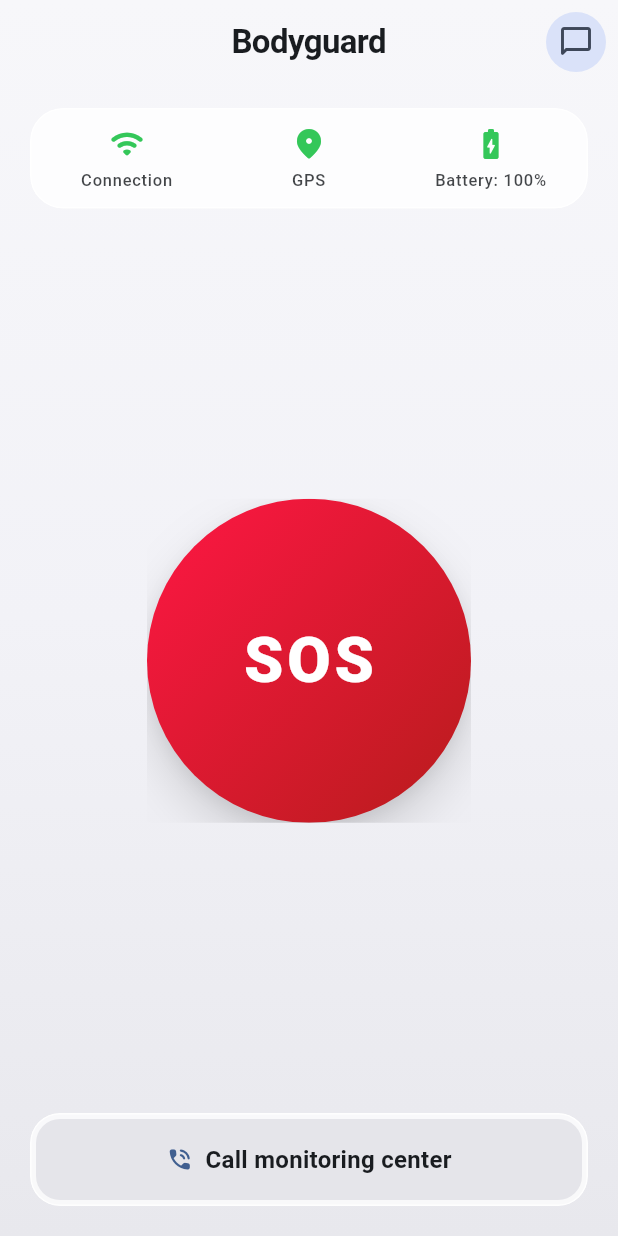
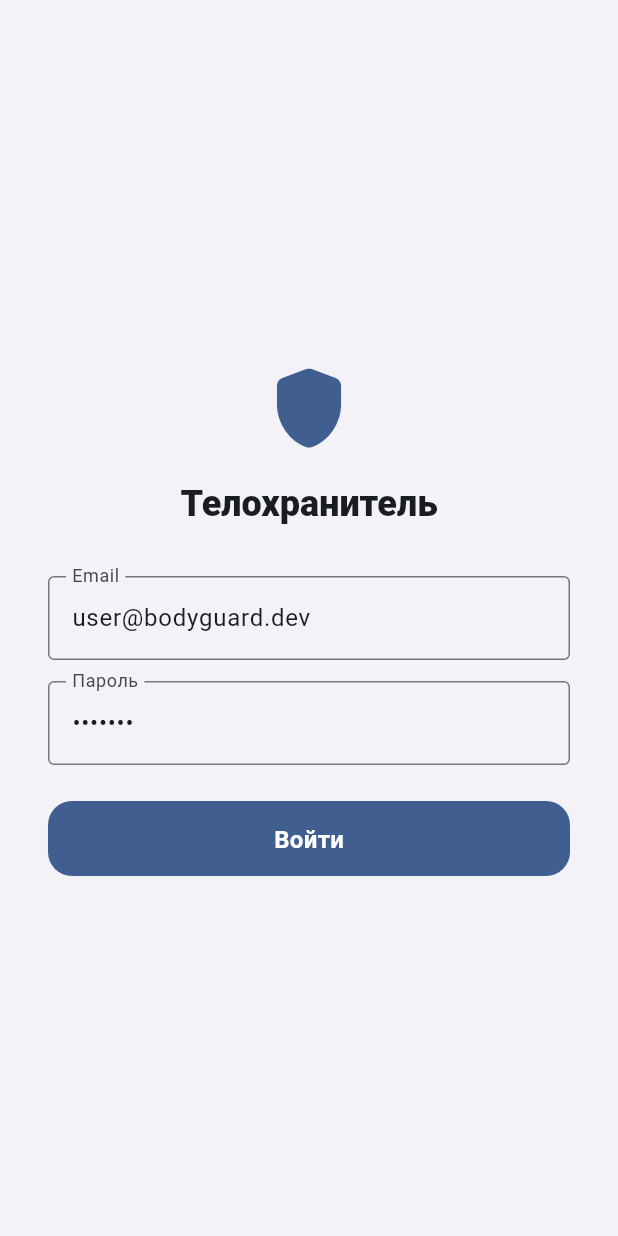
Before and after one commit to bolt777777/button, a Flutter app: the screen it shows after launch, on a phone screen of 412 x 824 dp. Run offline on Flutter 3.47's test engine with Material 3 defaults, Android fonts, the phone set to English and light mode, and no system bars; our stand-ins replace battery_plus, connectivity_plus, dio, flutter_riverpod, geolocator.

Commit message:
feat: connect Flutter app to live backend (auth + SOS)
Wire the mobile app to the NestJS backend instead of mock data:

Auth flow:
- New AuthProvider (StateNotifier) manages JWT token and user state
- LoginScreen with email/password form → POST /auth/login
- AuthGate widget in main.dart conditionally shows Login or Home
- JWT persisted in memory; sent with every Dio request

SOS integration:
- SosRepository now hits the real POST /alerts/sos endpoint
- Disabled MOCK_SOS (defaultValue: false) so API calls are live
- Endpoint changed from /incidents/sos → /alerts/sos to match backend

Stability improvements:
- Removed runZonedGuarded from main() — it conflicted with Riverpod's
  own error zone and caused silent swallowing of widget errors
- Removed _BootSplash intermediate screen that caused white-screen
  issues on physical iOS devices due to fragile Navigator.pushReplacement
- Wrapped gpsOkProvider in try-catch to prevent Geolocator plugin
  exceptions from crashing the entire widget tree
- Dio base URL now defaults to http://localhost:3000 for local dev

Made-with: Cursor

```diff
--- a/lib/core/network/dio_provider.dart
+++ b/lib/core/network/dio_provider.dart
@@ -5,7 +5,7 @@ import 'package:flutter_riverpod/flutter_riverpod.dart';
 final dioProvider = Provider<Dio>((ref) {
   const baseUrl = String.fromEnvironment(
     'API_BASE_URL',
-    defaultValue: 'https://example.invalid',
+    defaultValue: 'http://localhost:3000',
   );
 
   final dio = Dio(
--- /dev/null
+++ b/lib/features/auth/auth_provider.dart
@@ -0,0 +1,61 @@
+import 'package:dio/dio.dart';
+import 'package:flutter_riverpod/flutter_riverpod.dart';
+
+import '../../core/network/dio_provider.dart';
+
+class AuthState {
+  const AuthState({
+    this.token,
+    this.userId,
+    this.email,
+    this.role,
+    this.orgId,
+    this.userType,
+  });
+
+  final String? token;
+  final String? userId;
+  final String? email;
+  final String? role;
+  final String? orgId;
+  final String? userType;
+
+  bool get isLoggedIn => token != null;
+}
+
+class AuthNotifier extends StateNotifier<AuthState> {
+  AuthNotifier(this._dio) : super(const AuthState());
+
+  final Dio _dio;
+
+  Future<void> login(String email, String password) async {
+    final res = await _dio.post<Map<String, dynamic>>(
+      '/auth/login',
+      data: {'email': email, 'password': password},
+    );
+    final data = res.data!;
+    final user = data['user'] as Map<String, dynamic>;
+    final token = data['accessToken'] as String;
+
+    _dio.options.headers['Authorization'] = 'Bearer $token';
+
+    state = AuthState(
+      token: token,
+      userId: user['id'] as String,
+      email: user['email'] as String,
+      role: user['role'] as String,
+      orgId: user['orgId'] as String,
+      userType: user['userType'] as String,
+    );
+  }
+
+  void logout() {
+    _dio.options.headers.remove('Authorization');
+    state = const AuthState();
+  }
+}
+
+final authProvider =
+    StateNotifierProvider<AuthNotifier, AuthState>((ref) {
+  return AuthNotifier(ref.watch(dioProvider));
+});
--- /dev/null
+++ b/lib/features/auth/login_screen.dart
@@ -0,0 +1,115 @@
+import 'package:flutter/material.dart';
+import 'package:flutter_riverpod/flutter_riverpod.dart';
+
+import 'auth_provider.dart';
+
+class LoginScreen extends ConsumerStatefulWidget {
+  const LoginScreen({super.key});
+
+  @override
+  ConsumerState<LoginScreen> createState() => _LoginScreenState();
+}
+
+class _LoginScreenState extends ConsumerState<LoginScreen> {
+  final _email = TextEditingController(text: 'user@bodyguard.dev');
+  final _password = TextEditingController(text: 'user123');
+  bool _loading = false;
+  String? _error;
+
+  @override
+  void dispose() {
+    _email.dispose();
+    _password.dispose();
+    super.dispose();
+  }
+
+  Future<void> _login() async {
+    setState(() {
+      _loading = true;
+      _error = null;
+    });
+    try {
+      await ref
+          .read(authProvider.notifier)
+          .login(_email.text.trim(), _password.text);
+    } catch (e) {
+      if (!mounted) return;
+      setState(() => _error = 'Неверные учётные данные');
+    } finally {
+      if (mounted) setState(() => _loading = false);
+    }
+  }
+
+  @override
+  Widget build(BuildContext context) {
+    final scheme = Theme.of(context).colorScheme;
+    return Scaffold(
+      backgroundColor: scheme.surface,
+      body: SafeArea(
+        child: Center(
+          child: SingleChildScrollView(
+            padding: const EdgeInsets.symmetric(horizontal: 32),
+            child: Column(
+              mainAxisSize: MainAxisSize.min,
+              children: [
+                Icon(Icons.shield_rounded, size: 64, color: scheme.primary),
+                const SizedBox(height: 16),
+                Text(
+                  'Телохранитель',
+                  style: Theme.of(context).textTheme.headlineSmall?.copyWith(
+                        fontWeight: FontWeight.w800,
+                      ),
+                ),
+                const SizedBox(height: 32),
+                TextField(
+                  controller: _email,
+                  keyboardType: TextInputType.emailAddress,
+                  decoration: const InputDecoration(
+                    labelText: 'Email',
+                    border: OutlineInputBorder(),
+                  ),
+                ),
+                const SizedBox(height: 14),
+                TextField(
+                  controller: _password,
+                  obscureText: true,
+                  decoration: const InputDecoration(
+                    labelText: 'Пароль',
+                    border: OutlineInputBorder(),
+                  ),
+                  onSubmitted: (_) => _login(),
+                ),
+                if (_error != null) ...[
+                  const SizedBox(height: 12),
+                  Text(_error!, style: TextStyle(color: scheme.error)),
+                ],
+                const SizedBox(height: 24),
+                SizedBox(
+                  width: double.infinity,
+                  height: 50,
+                  child: FilledButton(
+                    onPressed: _loading ? null : _login,
+                    child: _loading
+                        ? const SizedBox(
+                            width: 22,
+                            height: 22,
+                            child: CircularProgressIndicator(
+                              strokeWidth: 2,
+                              color: Colors.white,
+                            ),
+                          )
+                        : const Text(
+                            'Войти',
+                            style: TextStyle(
+                                fontSize: 16, fontWeight: FontWeight.w600),
+                          ),
+                  ),
+                ),
+              ],
+            ),
+          ),
+        ),
+      ),
+    );
+  }
+}
--- a/lib/features/sos/data/sos_repository.dart
+++ b/lib/features/sos/data/sos_repository.dart
@@ -13,7 +13,7 @@ class SosRepositoryImpl implements SosRepository {
   final Dio _dio;
 
   static const bool _mock =
-      bool.fromEnvironment('MOCK_SOS', defaultValue: true);
+      bool.fromEnvironment('MOCK_SOS', defaultValue: false);
 
   @override
   Future<CreateSosResponse> createSos(CreateSosRequest body) async {
@@ -25,7 +25,7 @@ class SosRepositoryImpl implements SosRepository {
     }
 
     final res = await _dio.post<Map<String, dynamic>>(
-      '/incidents/sos',
+      '/alerts/sos',
       data: body.toJson(),
     );
     final data = res.data;
```
Also changed, not shown: lib/features/home/device_status_providers.dart (+8 -4 lines), lib/main.dart (+19 -82 lines).
